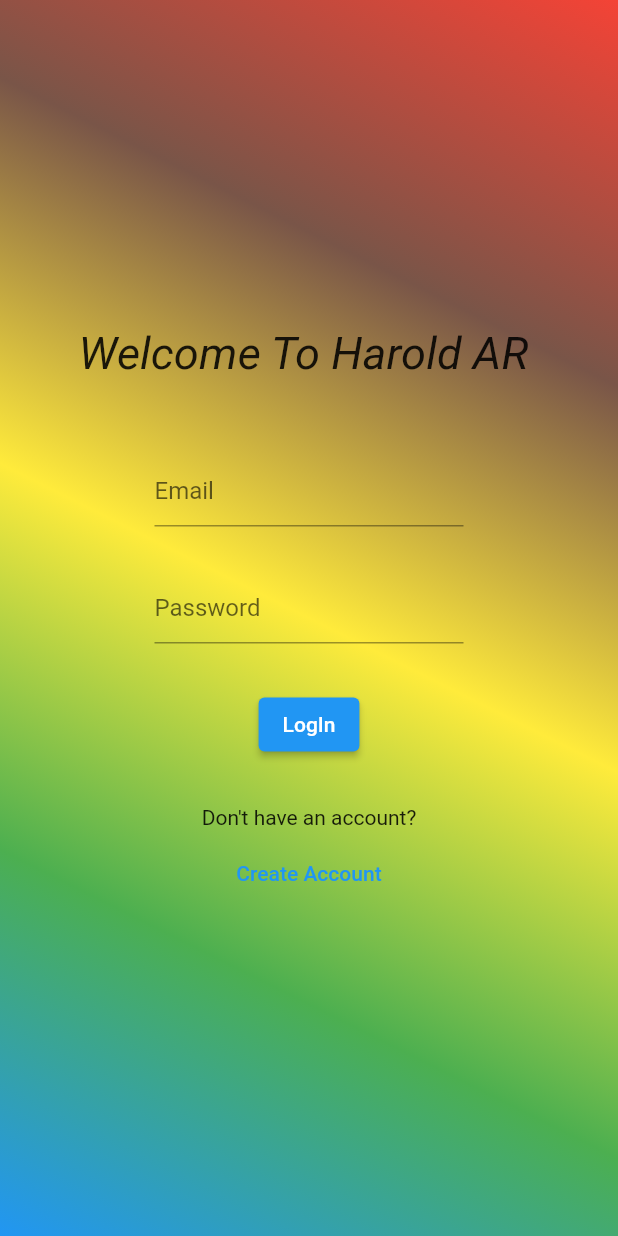
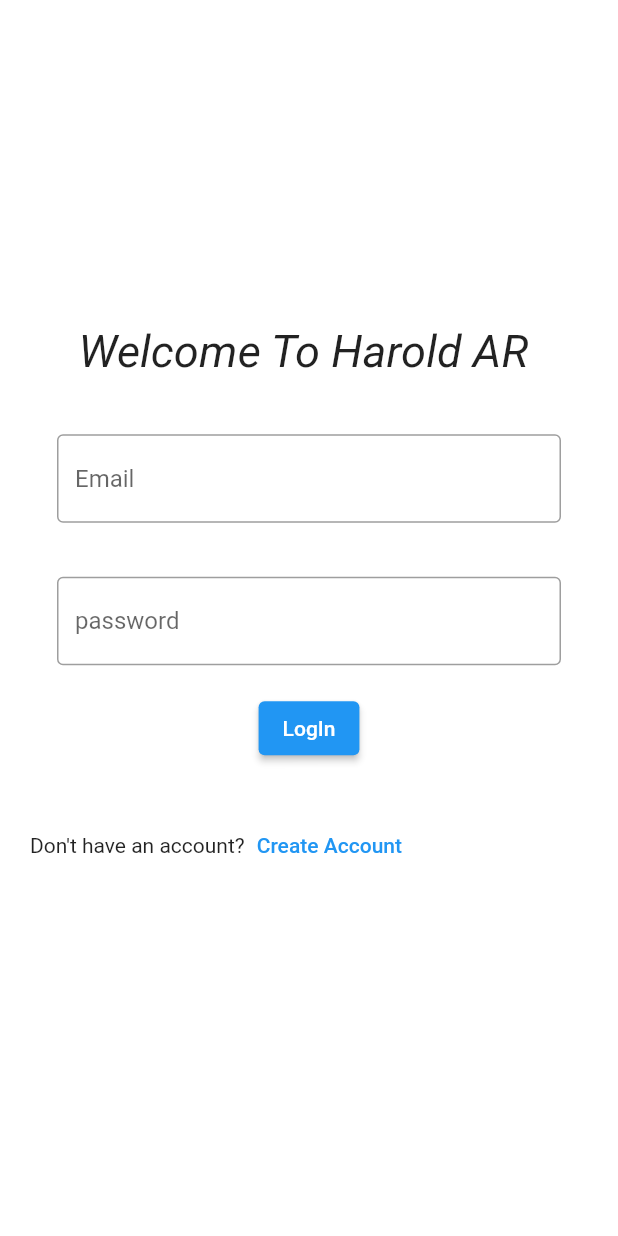
Before and after one commit to ForeverKuku/flutter_application_4, a Flutter app: the screen it shows after launch, on a phone screen of 412 x 824 dp. Run offline on Flutter 3.47's test engine with Material 2 defaults, Android fonts, the phone set to English and light mode, and no system bars.

Commit message:
login screen update tweaked!!

```diff
--- a/lib/login_screen.dart
+++ b/lib/login_screen.dart
@@ -1,5 +1,6 @@
 import 'dart:ui';
 
+import 'package:flutter/cupertino.dart';
 import 'package:flutter/foundation.dart';
 import 'package:flutter/src/widgets/container.dart';
 import 'package:flutter/src/widgets/framework.dart';
@@ -17,31 +18,15 @@ class LoginScreen extends StatefulWidget {
 }
 
 class _LoginScreenState extends State<LoginScreen> {
-  TextEditingController _emailController = TextEditingController();
-  TextEditingController _passwordController = TextEditingController();
+  final TextEditingController _emailController = TextEditingController();
+  final TextEditingController _passwordController = TextEditingController();
 
   @override
   Widget build(BuildContext context) {
-    return Container(
-        decoration: const BoxDecoration(
-            gradient: LinearGradient(
-          begin: Alignment.topRight,
-          end: Alignment.bottomLeft,
-          colors: [
-            Colors.red,
-            Colors.brown,
-            Colors.yellow,
-            Colors.green,
-            Colors.blue,
-          ],
-        )),
+    return SafeArea(
       child: Scaffold(
-            backgroundColor: Colors.transparent,
-            body: Center(
-                child: SafeArea(
-                    child: Column(
-                        mainAxisAlignment: MainAxisAlignment.center,
-                        children: [
+        backgroundColor: Colors.white,
+        body: Column(mainAxisAlignment: MainAxisAlignment.center, children: [
           const Text(
             "Welcome To Harold AR ",
             style: TextStyle(
@@ -49,31 +34,32 @@ class _LoginScreenState extends State<LoginScreen> {
               fontStyle: FontStyle.italic,
             ),
           ),
-                  const SizedBox(
-                    height: 50,
-                  ),
-                  SizedBox(
-                    width: MediaQuery.of(context).size.width / 2,
-                    child: TextField(
+          Center(
+            child: Container(
+              margin: const EdgeInsets.all(20),
+              child: Column(
+                mainAxisAlignment: MainAxisAlignment.center,
+                children: [
+                  Padding(
+                    padding: const EdgeInsets.all(18.0),
+                    child: TextFormField(
                       controller: _emailController,
-                      decoration: const InputDecoration(hintText: 'Email'),
+                      decoration: const InputDecoration(
+                        border: OutlineInputBorder(),
+                        hintText: 'Email',
                       ),
                     ),
-                  const SizedBox(
-                    height: 30.0,
                   ),
-                  SizedBox(
-                    width: MediaQuery.of(context).size.width / 2,
-                    child: TextField(
+                  Padding(
+                    padding: const EdgeInsets.all(18.0),
+                    child: TextFormField(
                       controller: _passwordController,
                       obscureText: true,
                       decoration: const InputDecoration(
-                        hintText: 'Password',
+                        border: OutlineInputBorder(),
+                        hintText: 'password',
                       ),
                     ),
-                  ),
-                  const SizedBox(
-                    height: 30.0,
                   ),
                   ElevatedButton(
                     onPressed: () {
@@ -85,11 +71,10 @@ class _LoginScreenState extends State<LoginScreen> {
                   const SizedBox(
                     height: 30,
                   ),
+                  Row(
+                    children: [
                       const Text(
                         "Don't have an account?",
-                  ),
-                  const SizedBox(
-                    height: 5,
                       ),
                       TextButton(
                         onPressed: () {
@@ -101,6 +86,14 @@ class _LoginScreenState extends State<LoginScreen> {
                         },
                         child: const Text('Create Account'),
                       ),
-                ])))));
+                    ],
+                  ),
+                ],
+              ),
+            ),
+          ),
+        ]),
+      ),
+    );
   }
 }
```
Lines whose indentation alone changed are shown as unchanged.
